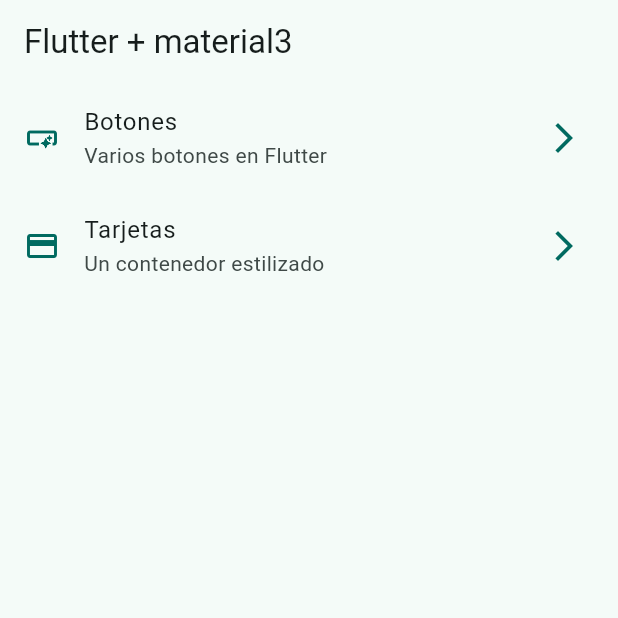
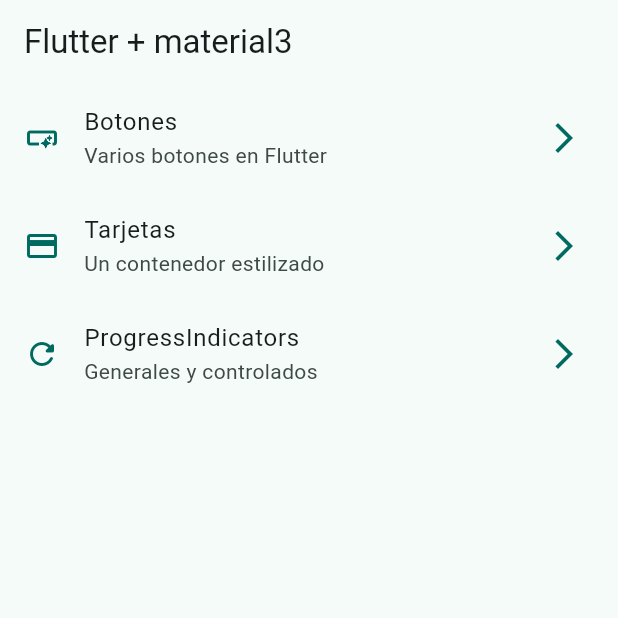
Before and after one commit to GabrielR19-G2/widgets_app, a Flutter app: the screen it shows after launch, on a phone screen of 412 x 824 dp, the top half of it. Run offline on Flutter 3.47's test engine with Material 3 defaults, Android fonts, the phone set to English and light mode, and no system bars; our stand-ins replace go_router.

Commit message:
progress Indicators finished

```diff
--- a/lib/config/menu/menu_items.dart
+++ b/lib/config/menu/menu_items.dart
@@ -28,4 +28,9 @@ const appMenuItems = <MenuItem>[
       subTitle: 'Un contenedor estilizado',
       link: '/cards',
       icon: Icons.credit_card),
+  MenuItem(
+      title: 'ProgressIndicators',
+      subTitle: 'Generales y controlados',
+      link: '/progress',
+      icon: Icons.refresh_rounded),
 ];
--- a/lib/config/router/app_router.dart
+++ b/lib/config/router/app_router.dart
@@ -21,5 +21,10 @@ final appRouter = GoRouter(
       name: CardsScreen.name,
       builder: (context, state) => const CardsScreen(),
     ),
+    GoRoute(
+      path: '/progress',
+      name: ProgressScreen.name,
+      builder: (context, state) => const ProgressScreen(),
+    ),
   ],
 );
```
Also changed, not shown: lib/presentation/screens/progress/progress_screen.dart (+68 -1 lines).
